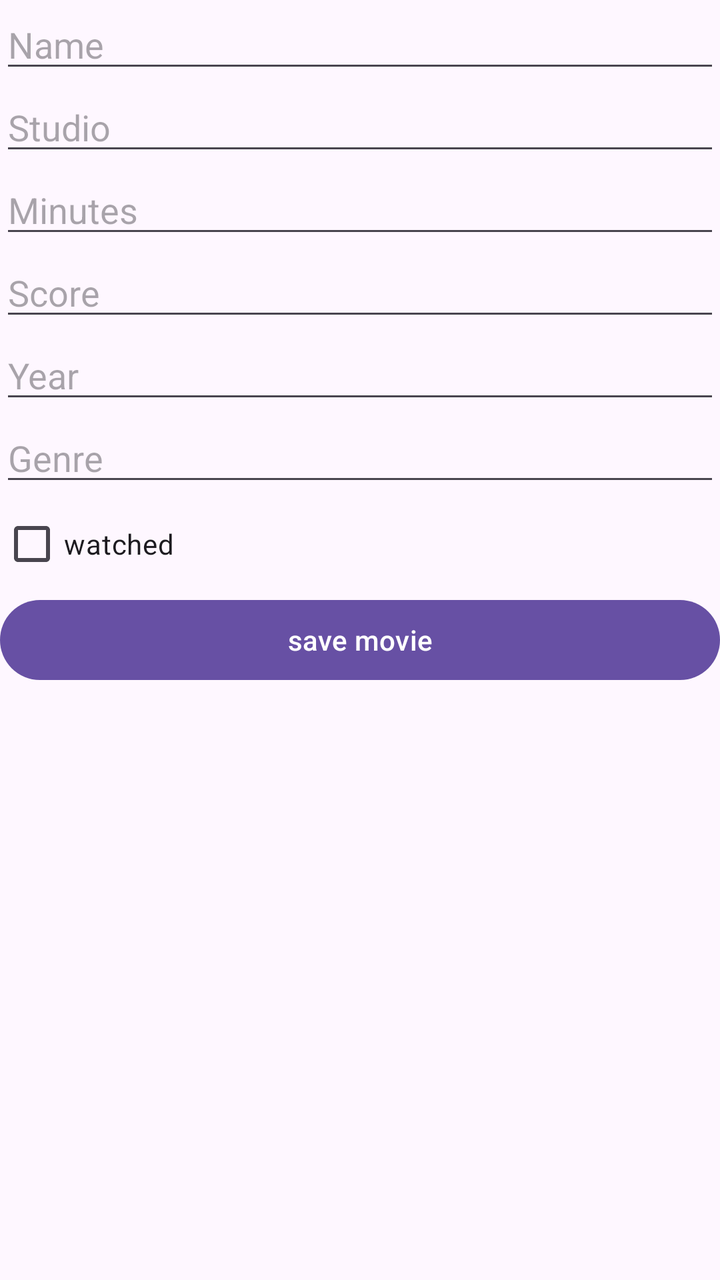
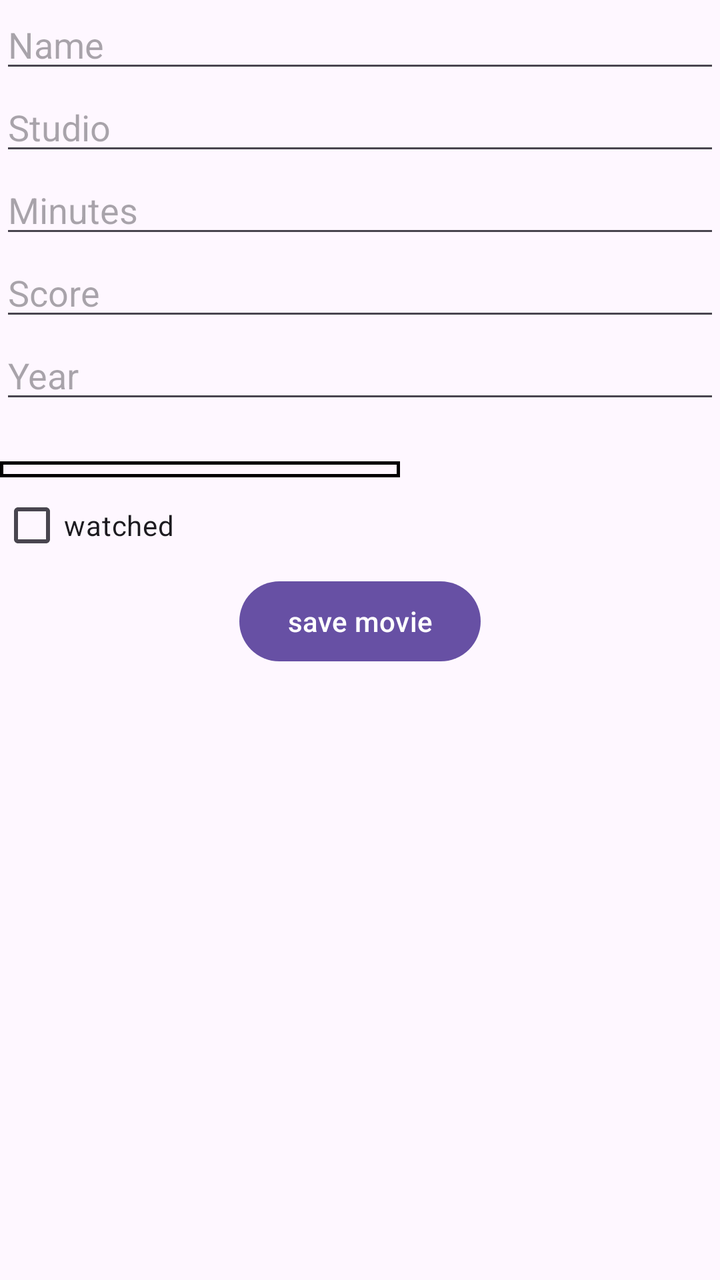

Before-and-after screenshots of an Android layout around one commit, followed by the original layout XML and the change that was made.
<!-- AndroidManifest.xml: application theme Theme.MoviesManager -->
<!-- res/layout/fragment.xml -->
<androidx.constraintlayout.widget.ConstraintLayout
    xmlns:android="http://schemas.android.com/apk/res/android"
    xmlns:tools="http://schemas.android.com/tools"
    xmlns:app="http://schemas.android.com/apk/res-auto"
    android:layout_width="match_parent"
    android:layout_height="match_parent"
    tools:context=".view.MovieFragment">


    <EditText
        android:id="@+id/nameEt"
        android:layout_width="0dp"
        android:layout_height="wrap_content"
        android:hint="Name"
        android:inputType="text"
        app:layout_constraintTop_toTopOf="parent"
        app:layout_constraintStart_toStartOf="parent"
        app:layout_constraintEnd_toEndOf="parent"/>


    <EditText
        android:id="@+id/studioEt"
        android:layout_width="0dp"
        android:layout_height="wrap_content"
        android:hint="Studio"
        android:inputType="text"
        app:layout_constraintTop_toBottomOf="@id/nameEt"
        app:layout_constraintStart_toStartOf="parent"
        app:layout_constraintEnd_toEndOf="parent"/>


    <EditText
        android:id="@+id/minutesEt"
        android:layout_width="0dp"
        android:layout_height="wrap_content"
        android:hint="Minutes"
        android:inputType="number"
        app:layout_constraintTop_toBottomOf="@id/studioEt"
        app:layout_constraintStart_toStartOf="parent"
        app:layout_constraintEnd_toEndOf="parent"/>
    <EditText
        android:id="@+id/scoreEt"
        android:layout_width="0dp"
        android:layout_height="wrap_content"
        android:hint="Score"
        android:inputType="numberDecimal"
        app:layout_constraintTop_toBottomOf="@id/minutesEt"
        app:layout_constraintStart_toStartOf="parent"
        app:layout_constraintEnd_toEndOf="parent"/>


    <EditText
        android:id="@+id/yearEt"
        android:layout_width="0dp"
        android:layout_height="wrap_content"
        android:hint="Year"
        android:inputType="number"
        app:layout_constraintTop_toBottomOf="@id/scoreEt"
        app:layout_constraintStart_toStartOf="parent"
        app:layout_constraintEnd_toEndOf="parent"/>


    <EditText
        android:id="@+id/genreEt"
        android:layout_width="0dp"
        android:layout_height="wrap_content"
        android:hint="@string/genre"
        android:inputType="text"
        app:layout_constraintTop_toBottomOf="@id/yearEt"
        app:layout_constraintStart_toStartOf="parent"
        app:layout_constraintEnd_toEndOf="parent"/>
    <CheckBox
        android:id="@+id/watchedEt"
        android:layout_width="wrap_content"
        android:layout_height="wrap_content"
        android:text="@string/watched"
        app:layout_constraintTop_toBottomOf="@id/genreEt"
        app:layout_constraintStart_toStartOf="parent"/>

    <Button
        android:id="@+id/saveBt"
        android:layout_width="0dp"
        android:layout_height="wrap_content"
        android:text="@string/save_movie"
        app:layout_constraintTop_toBottomOf="@id/watchedEt"
        app:layout_constraintStart_toStartOf="parent"
        app:layout_constraintEnd_toEndOf="parent"/>

</androidx.constraintlayout.widget.ConstraintLayout>
<!-- resources referenced by this layout -->
<resources>
  <string name="genre">Genre</string>
  <string name="save_movie">save movie</string>
  <string name="watched">watched</string>
  <style name="Theme.MoviesManager" parent="Base.Theme.MoviesManager" />
  <style name="Base.Theme.MoviesManager" parent="Theme.Material3.DayNight.NoActionBar">
          
          
      </style>
</resources>

<!-- the commit's change to res/layout/fragment.xml (unified diff, before → after) -->
@@ -53,22 +53,22 @@
         android:id="@+id/yearEt"
         android:layout_width="0dp"
         android:layout_height="wrap_content"
-        android:hint="Year"
+        android:hint="@string/year"
         android:inputType="number"
         app:layout_constraintTop_toBottomOf="@id/scoreEt"
         app:layout_constraintStart_toStartOf="parent"
         app:layout_constraintEnd_toEndOf="parent"/>
 
-
-    <EditText
+    <Spinner
         android:id="@+id/genreEt"
-        android:layout_width="0dp"
+        android:layout_width="200dp"
         android:layout_height="wrap_content"
-        android:hint="@string/genre"
-        android:inputType="text"
+        android:layout_marginTop="24dp"
+        android:spinnerMode="dropdown"
         app:layout_constraintTop_toBottomOf="@id/yearEt"
         app:layout_constraintStart_toStartOf="parent"
-        app:layout_constraintEnd_toEndOf="parent"/>
+        android:background="@drawable/spiner_border"/>
+
     <CheckBox
         android:id="@+id/watchedEt"
         android:layout_width="wrap_content"
@@ -79,11 +79,11 @@
 
     <Button
         android:id="@+id/saveBt"
-        android:layout_width="0dp"
+        android:layout_width="wrap_content"
         android:layout_height="wrap_content"
         android:text="@string/save_movie"
         app:layout_constraintTop_toBottomOf="@id/watchedEt"
         app:layout_constraintStart_toStartOf="parent"
-        app:layout_constraintEnd_toEndOf="parent"/>
+        app:layout_constraintEnd_toEndOf="parent" />
 
 </androidx.constraintlayout.widget.ConstraintLayout>
<!-- resource entries referenced after the edit -->
@@ -1,9 +1,23 @@
 <!-- resources referenced by this layout -->
 <resources>
-  <string name="genre">Genre</string>
+  <!-- drawable spiner_border (drawable) -->
+  <shape xmlns:android="http://schemas.android.com/apk/res/android"
+      android:shape="rectangle">
+      <solid android:color="@android:color/transparent" />
+      <stroke
+          android:width="1.5dp"
+          android:color="@color/black" />
+      <padding
+          android:left="8dp"
+          android:top="4dp"
+          android:right="8dp"
+          android:bottom="4dp" />
+  </shape>
   <string name="save_movie">save movie</string>
   <string name="watched">watched</string>
+  <string name="year">Year</string>
   <style name="Theme.MoviesManager" parent="Base.Theme.MoviesManager" />
+  <color name="black">#FF000000</color>
   <style name="Base.Theme.MoviesManager" parent="Theme.Material3.DayNight.NoActionBar">
           
           
